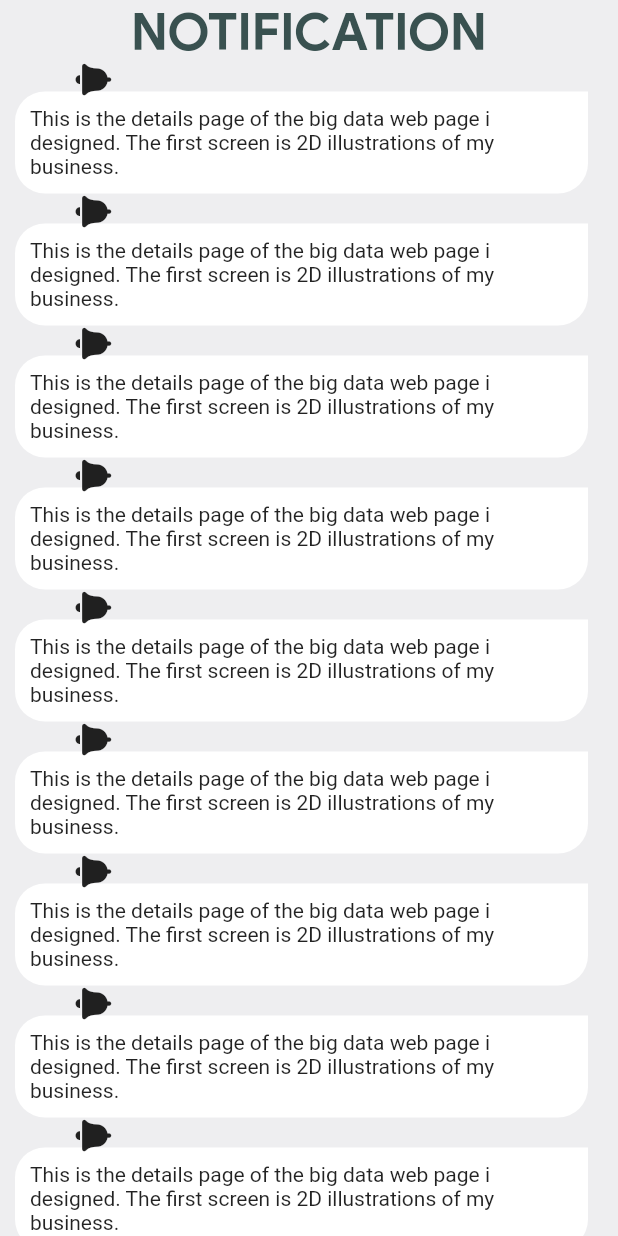
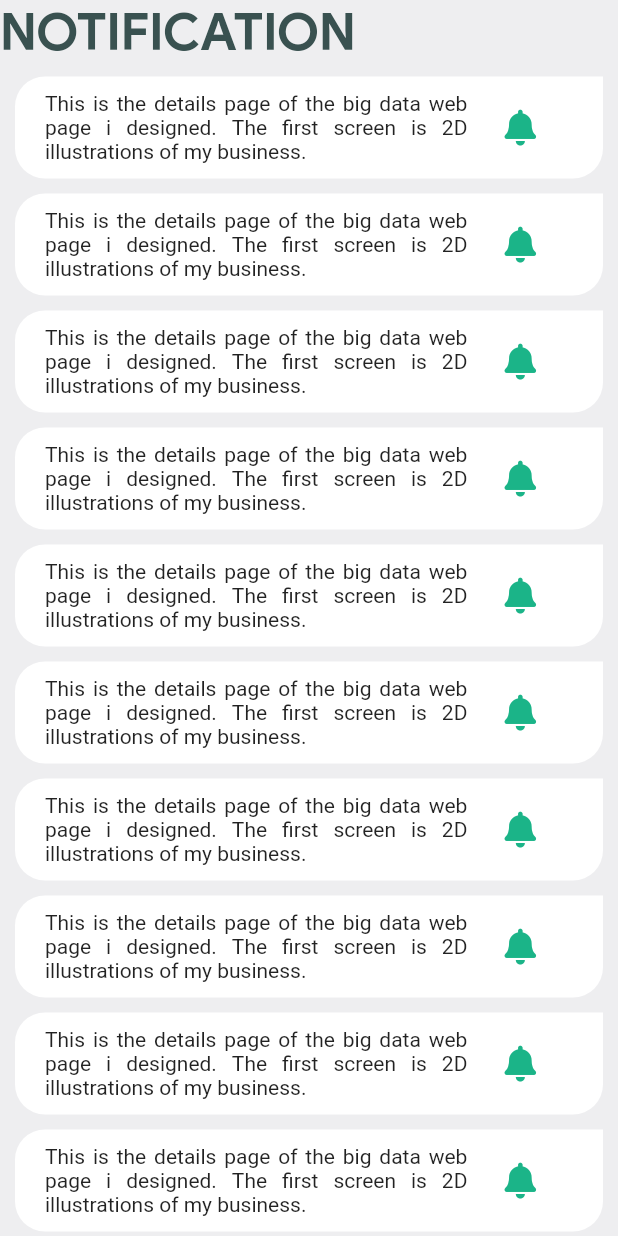
Before and after one commit to al-mohad/tawkil, a Flutter app: the NotificationsScreen screen opened directly, on a phone screen of 412 x 824 dp. Run offline on Flutter 3.47's test engine with Material 2 defaults, Android fonts, the phone set to English and light mode, and no system bars; our stand-ins replace font_awesome_flutter.

Commit message:
Notifications and Forgot password UI Updated

```diff
--- a/lib/screens/messages_screen.dart
+++ b/lib/screens/messages_screen.dart
@@ -36,7 +36,8 @@ class _MessageScreenState extends State<MessageScreen> {
         elevation: 2,
         title: isSearchAppBar
             ? TextFormField(
-                decoration: InputDecoration(hintText: 'Search user..'),
+                decoration: InputDecoration(
+                    hintText: 'Search user..', border: InputBorder.none),
               )
             : Text(
                 'Messages',
--- a/lib/screens/notification_screen.dart
+++ b/lib/screens/notification_screen.dart
@@ -11,6 +11,7 @@ class NotificationsScreen extends StatelessWidget {
       backgroundColor: Color(0xffeeeef0),
       body: SafeArea(
         child: Column(
+          crossAxisAlignment: CrossAxisAlignment.start,
           children: <Widget>[
             Text(
               'NOTIFICATION',
@@ -24,8 +25,9 @@ class NotificationsScreen extends StatelessWidget {
                     children: <Widget>[
                       Container(
                         margin:
-                            EdgeInsets.only(top: 20.0, left: 10.0, right: 20.0),
-                        padding: EdgeInsets.all(10),
+                            EdgeInsets.only(top: 10.0, left: 10.0, right: 10.0),
+                        padding: EdgeInsets.symmetric(
+                            vertical: 10.0, horizontal: 20.0),
                         decoration: BoxDecoration(
                           color: Colors.white,
                           borderRadius: BorderRadius.only(
@@ -34,16 +36,27 @@ class NotificationsScreen extends StatelessWidget {
                             bottomRight: Radius.circular(20),
                           ),
                         ),
-                        child: Text(
-                            'This is the details page of the big data web page i designed. The first screen is 2D illustrations of my business.'),
+                        child: Row(
+                          children: <Widget>[
+                            Expanded(
+                              flex: 4,
+                              child: Text(
+                                'This is the details page of the big data web page i designed. The first screen is 2D illustrations of my business.',
+                                textAlign: TextAlign.justify,
+                              ),
+                            ),
+                            Expanded(
+                              flex: 1,
+                              child: CircleAvatar(
+                                radius: 20,
+                                backgroundColor: Colors.transparent,
+                                child: Icon(FontAwesomeIcons.solidBell,
+                                    color: kLighterGreen),
+                              ),
+                            ),
+                          ],
+                        ),
                       ),
-                      RotatedBox(
-                        quarterTurns: -95,
-                        child: Container(
-                            margin: EdgeInsets.only(
-                                right: 10.0, top: 0.0, bottom: 50),
-                            child: Icon(FontAwesomeIcons.solidBell)),
-                      )
                     ],
                   );
                 },
```
Also changed, not shown: lib/components/forgot_pass.dart (added, +101 -0 lines), lib/screens/signin_screen.dart (+19 -3 lines).
